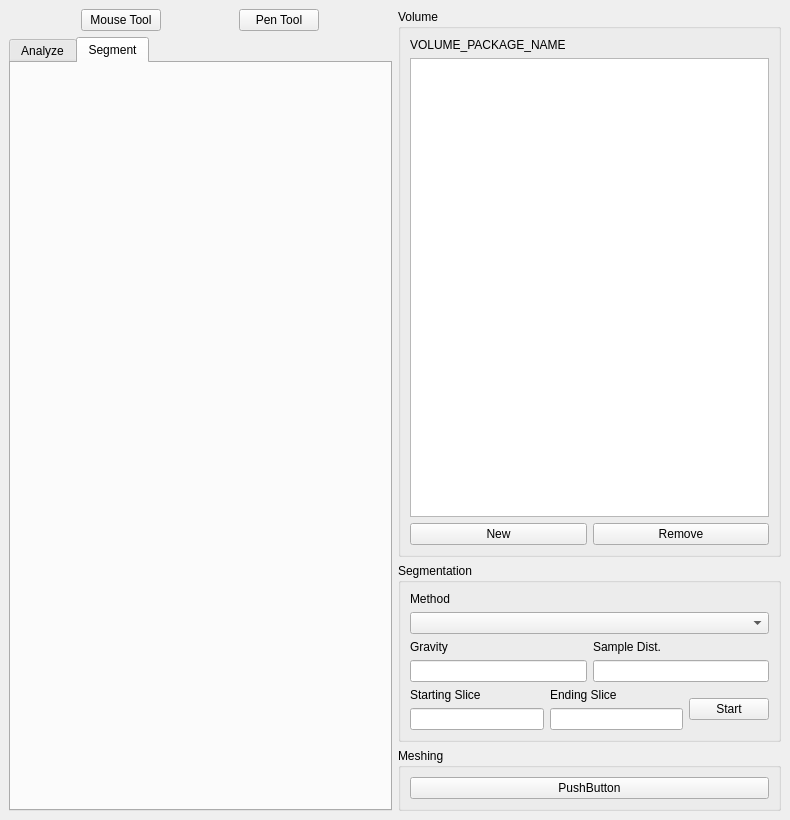
This is volume-cartographer/apps/VCNewUI/VCMain.ui in SuperOptimizer/villa as Qt 5 draws it before an edit. The edited form follows.
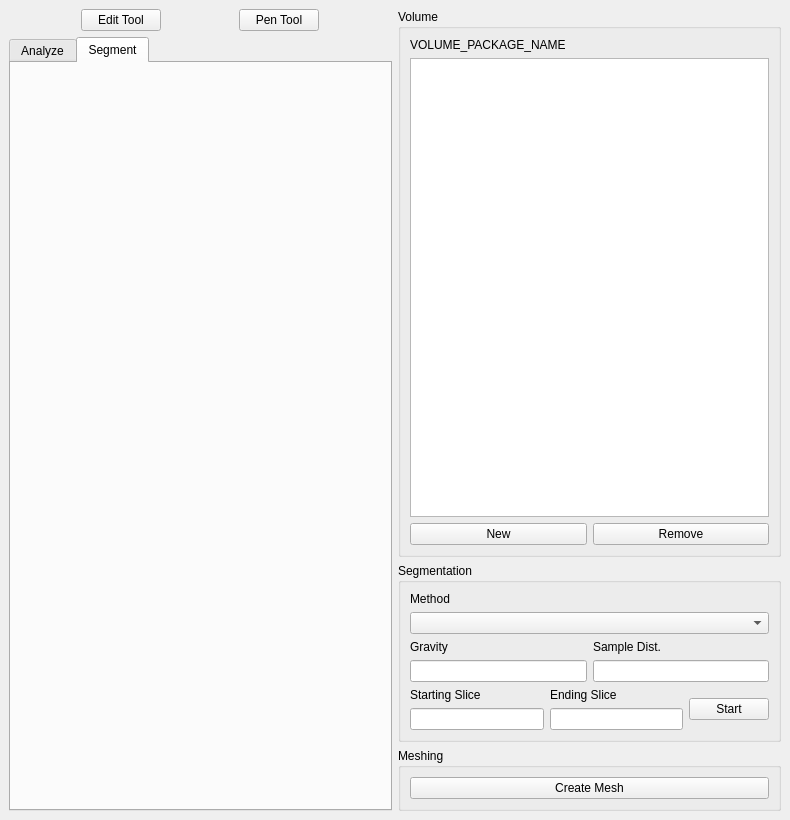
This is the edited form.

Commit message: (VCNewUI) 1.Added GL library for OpenGL routines. 2.Made segmentation interface work, but still need some major revision. (WIP) 3.[TODO]Need to fix the state change of the GUI.

Patch:
```diff
--- a/volume-cartographer/apps/VCNewUI/VCMain.ui
+++ b/volume-cartographer/apps/VCNewUI/VCMain.ui
@@ -40,7 +40,10 @@
            </sizepolicy>
           </property>
           <property name="text">
-           <string>Mouse Tool</string>
+           <string>Edit Tool</string>
+          </property>
+          <property name="checkable">
+           <bool>true</bool>
           </property>
          </widget>
         </item>
@@ -282,7 +285,7 @@
          <item>
           <widget class="QPushButton" name="btnCreateMesh">
            <property name="text">
-            <string>PushButton</string>
+            <string>Create Mesh</string>
            </property>
           </widget>
          </item>
```
Left out of the diff: 9 changed lines with no effect on the pictures. The commit also changes 5 other files.
